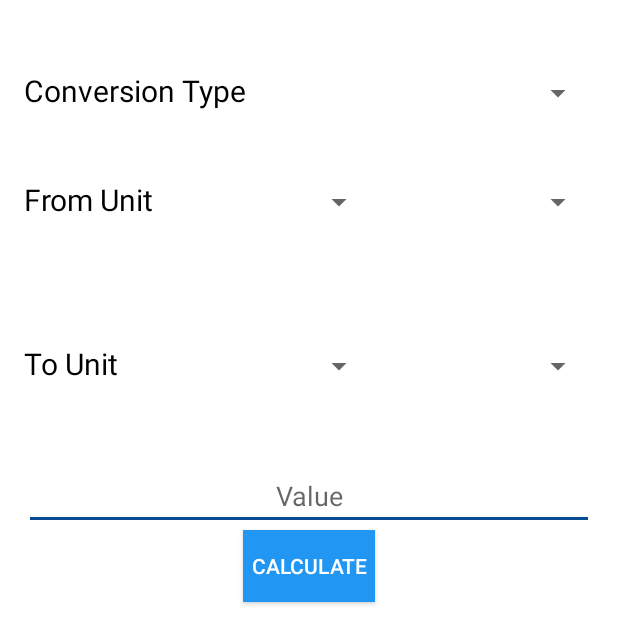
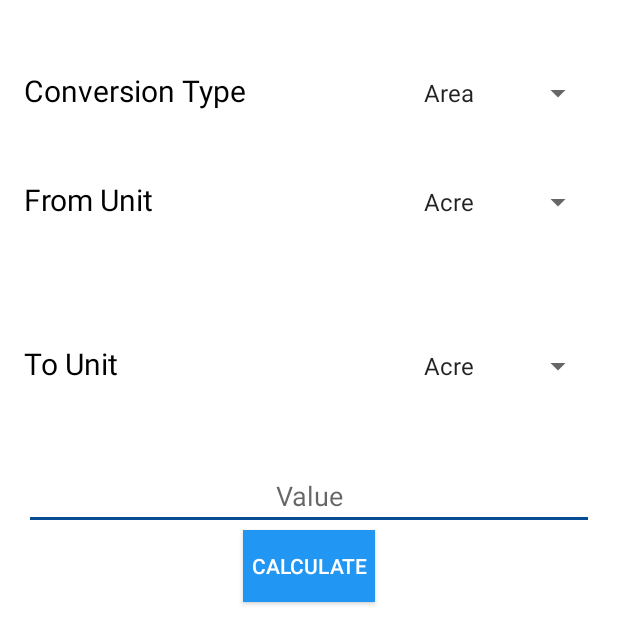
Before and after one commit to tayl/se-chemistry, an Android app: the ConversionActivity screen opened directly, with no data from a screen before it, on a phone screen of 412 x 824 dp. Shown: the top 644 px of the screen. Run offline under Robolectric (Android 15) with nearby library versions, the phone set to English and light mode, and no system bars.

Commit message:
String resource fix

```diff
--- a/tayl/app/build.gradle
+++ b/tayl/app/build.gradle
@@ -4,10 +4,10 @@ android {
     compileSdkVersion 23
     buildToolsVersion "23.0.2"
     defaultConfig {
-        applicationId "com.chemistry"
+        applicationId "tech.ondek.chemistryhandbook"
         minSdkVersion 19
         targetSdkVersion 23
-        versionCode 1
+        versionCode 2
         versionName "1.0"
     }
     buildTypes {
--- a/tayl/app/src/main/AndroidManifest.xml
+++ b/tayl/app/src/main/AndroidManifest.xml
@@ -1,6 +1,6 @@
 <?xml version="1.0" encoding="utf-8"?>
 <manifest xmlns:android="http://schemas.android.com/apk/res/android"
-    package="com.chemistry">
+    package="tech.ondek.chemistryhandbook">
 
     <uses-permission android:name="android.permission.INTERNET" />
 
--- a/tayl/app/src/main/java/activities/ChemItemActivity.java
+++ b/tayl/app/src/main/java/activities/ChemItemActivity.java
@@ -9,7 +9,7 @@ import android.widget.Filter;
 import android.widget.ListView;
 import android.widget.SearchView;
 
-import com.chemistry.R;
+import tech.ondek.chemistryhandbook.R;
 
 import java.io.InputStream;
 import java.util.ArrayList;
--- a/tayl/app/src/main/java/activities/ChemItemListAdapter.java
+++ b/tayl/app/src/main/java/activities/ChemItemListAdapter.java
@@ -8,7 +8,7 @@ import android.widget.Filter;
 import android.widget.Filterable;
 import android.widget.TextView;
 
-import com.chemistry.R;
+import tech.ondek.chemistryhandbook.R;
 
 import java.util.ArrayList;
 import java.util.List;
--- a/tayl/app/src/main/java/activities/CompoundResults.java
+++ b/tayl/app/src/main/java/activities/CompoundResults.java
@@ -9,7 +9,7 @@ import android.widget.Filter;
 import android.widget.ListView;
 import android.widget.SearchView;
 
-import com.chemistry.R;
+import tech.ondek.chemistryhandbook.R;
 
 import java.io.InputStream;
 
--- a/tayl/app/src/main/java/activities/ContactActivity.java
+++ b/tayl/app/src/main/java/activities/ContactActivity.java
@@ -12,7 +12,7 @@ import com.android.volley.Response;
 import com.android.volley.VolleyError;
 import com.android.volley.toolbox.StringRequest;
 import com.android.volley.toolbox.Volley;
-import com.chemistry.R;
+import tech.ondek.chemistryhandbook.R;
 
 import java.util.HashMap;
 import java.util.Map;
--- a/tayl/app/src/main/java/activities/ConversionActivity.java
+++ b/tayl/app/src/main/java/activities/ConversionActivity.java
@@ -10,7 +10,7 @@ import android.widget.EditText;
 import android.widget.Spinner;
 import android.widget.TextView;
 
-import com.chemistry.R;
+import tech.ondek.chemistryhandbook.R;
 
 import converters.ConversionLiterals;
 
@@ -144,7 +144,7 @@ public class ConversionActivity extends Activity {
         unitToSpinner.setAdapter(unitAdaptor);
     }
 
-    public void calculateButtonListener() {
+    public void calculateButtonListener(View view) {
         int conversionType = conversionSpinner.getSelectedItemPosition();
         Double output = 0d;
 
--- a/tayl/app/src/main/java/activities/HelpActivity.java
+++ b/tayl/app/src/main/java/activities/HelpActivity.java
@@ -3,7 +3,7 @@ package activities;
 import android.app.Activity;
 import android.os.Bundle;
 
-import com.chemistry.R;
+import tech.ondek.chemistryhandbook.R;
 
 public class HelpActivity extends Activity {
 
--- a/tayl/app/src/main/java/activities/MainActivity.java
+++ b/tayl/app/src/main/java/activities/MainActivity.java
@@ -5,7 +5,7 @@ import android.content.Intent;
 import android.os.Bundle;
 import android.view.View;
 
-import com.chemistry.R;
+import tech.ondek.chemistryhandbook.R;
 
 public class MainActivity extends Activity {
 
--- a/tayl/app/src/main/java/activities/MoleActivity.java
+++ b/tayl/app/src/main/java/activities/MoleActivity.java
@@ -8,7 +8,7 @@ import android.text.TextWatcher;
 import android.widget.EditText;
 import android.widget.TextView;
 
-import com.chemistry.R;
+import tech.ondek.chemistryhandbook.R;
 
 
 /**
--- a/tayl/app/src/main/java/activities/PeriodicTableActivity.java
+++ b/tayl/app/src/main/java/activities/PeriodicTableActivity.java
@@ -5,7 +5,7 @@ import android.graphics.Bitmap;
 import android.graphics.BitmapFactory;
 import android.os.Bundle;
 
-import com.chemistry.R;
+import tech.ondek.chemistryhandbook.R;
 
 public class PeriodicTableActivity extends Activity {
 
--- a/tayl/app/src/main/java/activities/ResultsAdapter.java
+++ b/tayl/app/src/main/java/activities/ResultsAdapter.java
@@ -13,7 +13,7 @@ import android.widget.GridView;
 import android.widget.TextView;
 import android.widget.Toast;
 
-import com.chemistry.R;
+import tech.ondek.chemistryhandbook.R;
 
 import java.util.ArrayList;
 import java.util.List;
--- a/tayl/app/src/main/java/activities/SplashScreen.java
+++ b/tayl/app/src/main/java/activities/SplashScreen.java
@@ -7,7 +7,7 @@ import android.view.animation.Animation;
 import android.view.animation.AnimationUtils;
 import android.widget.ImageView;
 
-import com.chemistry.R;
+import tech.ondek.chemistryhandbook.R;
 
 public class SplashScreen extends Activity {
 
--- a/tayl/app/src/main/res/values/strings.xml
+++ b/tayl/app/src/main/res/values/strings.xml
@@ -83,11 +83,76 @@ Table will display in landscape - rotate your
   <string name="al">Al</string>
   <string name="gram_default">26.98 g</string>
   <string name="aka_string">"Also known as: "</string>
-  <string-array name="converstionTypes">AreaDensityLengthMassPressureTemperatureVolume</string-array>
-  <string-array name="areaUnits">AcreHectareSq MetreSq CentimetreSq MillimetreSq KilometreSq MileSq InchSq FootSq Yard</string-array>
-  <string-array name="lengthUnits">InchFootYardMilePicometreNanometreMicrometreMillimetreCentimetreDecimetreMetreKilometreMegametreGigametre</string-array>
-  <string-array name="massUnits">OuncePoundAtomic Mass Unit/DaltonGramMilligramKilogramMetric Ton</string-array>
-  <string-array name="pressureUnits">AtmosphereTorrPascalKilopascalMillimetre of MercuryPounds per Sq Inch</string-array>
-  <string-array name="volumeUnits">Cubic MetreCubic CentimetreCubic MillimetreCubic KilometreLitreGallonQuartCupCubic FeetMillilitreKilolitre</string-array>
-  <string-array name="temperatureUnits">KelvinCelsiusFahrenheit</string-array>
+    <string-array name="converstionTypes">
+        <item>Area</item>
+        <item>Density</item>
+        <item>Length</item>
+        <item>Mass</item>
+        <item>Pressure</item>
+        <item>Temperature</item>
+        <item>Volume</item>
+    </string-array>
+    <string-array name="areaUnits">
+        <item>Acre</item>
+        <item>Hectare</item>
+        <item>Sq Metre</item>
+        <item>Sq Centimetre</item>
+        <item>Sq Millimetre</item>
+        <item>Sq Kilometre</item>
+        <item>Sq Mile</item>
+        <item>Sq Inch</item>
+        <item>Sq Foot</item>
+        <item>Sq Yard</item>
+    </string-array>
+    <string-array name="lengthUnits">
+        <item>Inch</item>
+        <item>Foot</item>
+        <item>Yard</item>
+        <item>Mile</item>
+        <item>Picometre</item>
+        <item>Nanometre</item>
+        <item>Micrometre</item>
+        <item>Millimetre</item>
+        <item>Centimetre</item>
+        <item>Decimetre</item>
+        <item>Metre</item>
+        <item>Kilometre</item>
+        <item>Megametre</item>
+        <item>Gigametre</item>
+    </string-array>
+    <string-array name="massUnits">
+        <item>Ounce</item>
+        <item>Pound</item>
+        <item>Atomic Mass Unit/Dalton</item>
+        <item>Gram</item>
+        <item>Milligram</item>
+        <item>Kilogram</item>
+        <item>Metric Ton</item>
+    </string-array>
+    <string-array name="pressureUnits">
+        <item>Atmosphere</item>
+        <item>Torr</item>
+        <item>Pascal</item>
+        <item>Kilopascal</item>
+        <item>Millimetre of Mercury</item>
+        <item>Pounds per Sq Inch</item>
+    </string-array>
+    <string-array name="volumeUnits">
+        <item>Cubic Metre</item>
+        <item>Cubic Centimetre</item>
+        <item>Cubic Millimetre</item>
+        <item>Cubic Kilometre</item>
+        <item>Litre</item>
+        <item>Gallon</item>
+        <item>Quart</item>
+        <item>Cup</item>
+        <item>Cubic Feet</item>
+        <item>Millilitre</item>
+        <item>Kilolitre</item>
+    </string-array>
+    <string-array name="temperatureUnits">
+        <item>Kelvin</item>
+        <item>Celsius</item>
+        <item>Fahrenheit</item>
+    </string-array>
 </resources>
```
Also changed, not shown: 39 other files.
